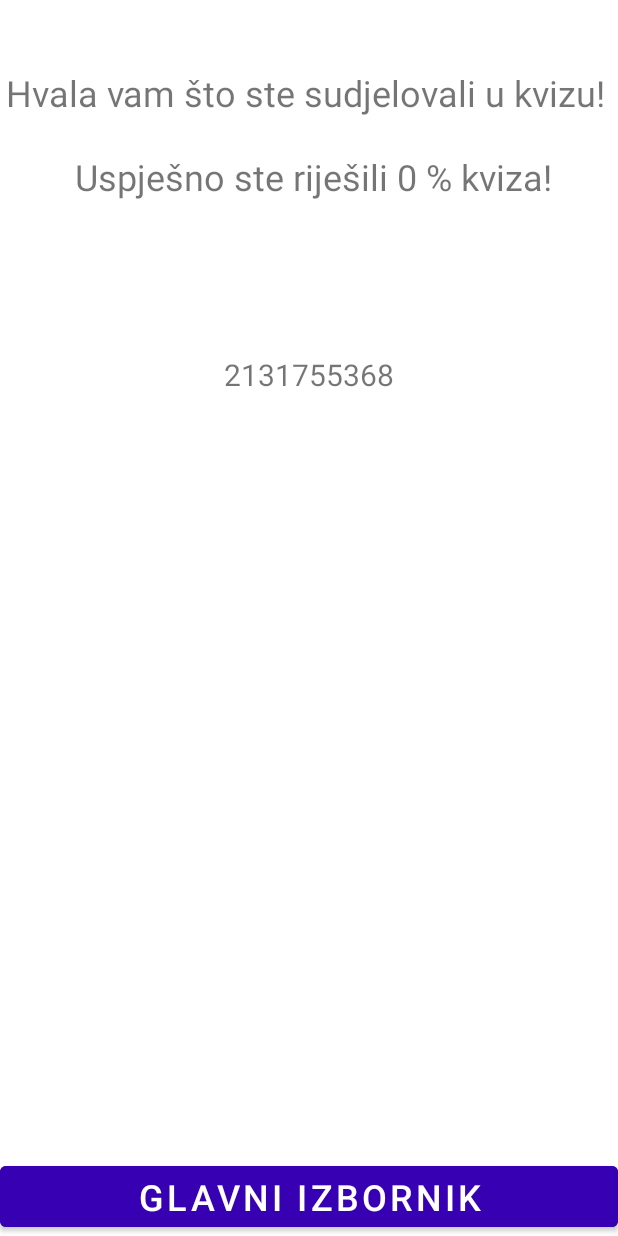
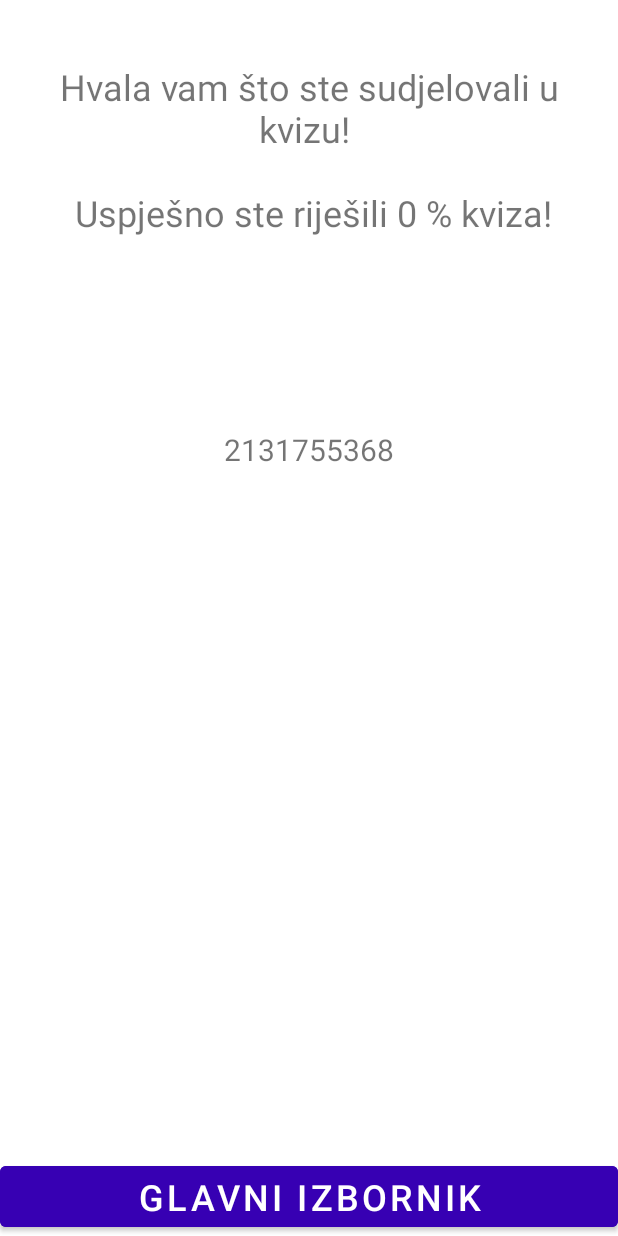
Before and after one commit to Bungar95/Android-DSI2021, an Android app: the QuizResultActivity screen opened directly, with no data from a screen before it, on a phone screen of 412 x 824 dp. Run offline under Robolectric (Android 15) with nearby library versions, the phone set to English and light mode, and no system bars; Roboto replaces fonts that are not available here; 1 statement that could not run was skipped.

Commit message:
layout tweaks

```diff
--- a/app/src/main/res/layout/activity_quiz_result.xml
+++ b/app/src/main/res/layout/activity_quiz_result.xml
@@ -21,6 +21,7 @@
             android:id="@+id/postotak"
             android:layout_width="match_parent"
             android:layout_height="180dp"
+            android:layout_margin="10dp"
             android:gravity="center_horizontal|center_vertical"
             android:textSize="24sp" />
 
@@ -32,6 +33,7 @@
             android:id="@+id/uuid"
             android:layout_width="match_parent"
             android:layout_height="wrap_content"
+            android:layout_margin="10dp"
             android:gravity="center_horizontal|center_vertical"
             android:textSize="26sp" />
 
@@ -43,6 +45,7 @@
             android:id="@+id/naputak"
             android:layout_width="match_parent"
             android:layout_height="wrap_content"
+            android:layout_margin="10dp"
             android:gravity="center_horizontal|center_vertical"
             android:textSize="20sp" />
 
--- a/app/src/main/res/layout/fragment_quiz_intro_news.xml
+++ b/app/src/main/res/layout/fragment_quiz_intro_news.xml
@@ -28,7 +28,7 @@
         <Button
             android:id="@+id/btnFakeNews"
             android:layout_width="match_parent"
-            android:layout_height="match_parent"
+            android:layout_height="80dp"
             android:text="Pokreni Fake News Kviz" />
 
     </LinearLayout>
--- a/app/src/main/res/values/strings.xml
+++ b/app/src/main/res/values/strings.xml
@@ -4,13 +4,11 @@
     <!-- tekstovi za rezultat stranicu  -->
 
     <string name="nedovoljan_postotak">
-        "Žao nam je, niste uspješno riješili dovoljan postotak kviza za sudjelovanje u nagradnoj igri,
-        ali uvijek možete ponovno probati!"
+        "Žao nam je, ali niste uspješno odgovorili na dovoljan broj pitanja za sudjelovanje u nagradnoj igri, ali uvijek možete ponovno probati!"
     </string>
 
     <string name="drago_nam_je">
-        "Drago nam je što sudjelujete u Danu sigurnijeg interneta! Probajte ponovno ili riješite kviz 'Fake News' za
-        pokušaj osvajanja nagrade."
+        "Drago nam je što sudjelujete u Danu sigurnijeg interneta! \n\n Probajte ponovno ili riješite kviz 'Fake News' za pokušaj osvajanja nagrade."
     </string>
 
     <string name="screenshot">
```
Also changed, not shown: app/src/main/res/layout/fragment_quiz_intro_nasilje.xml (+6 -5 lines).
